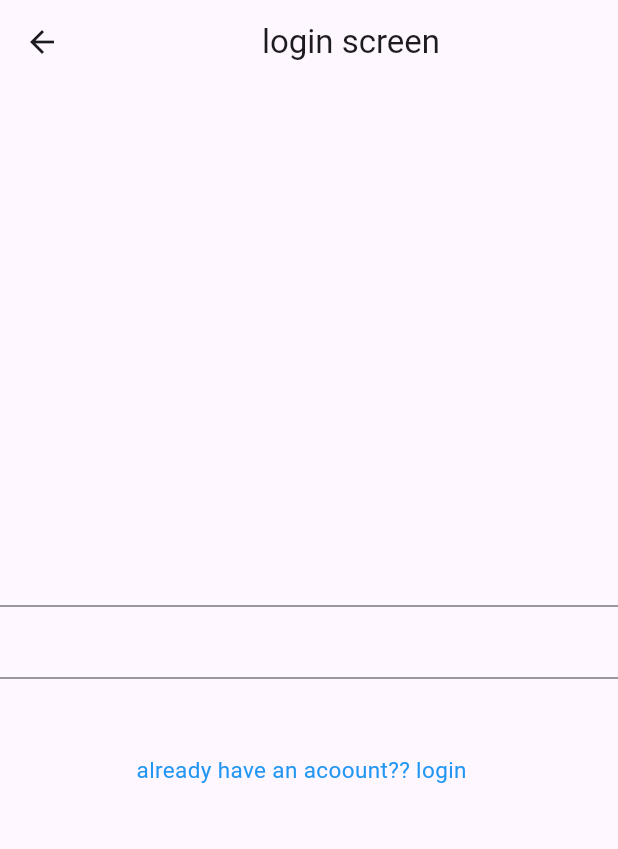
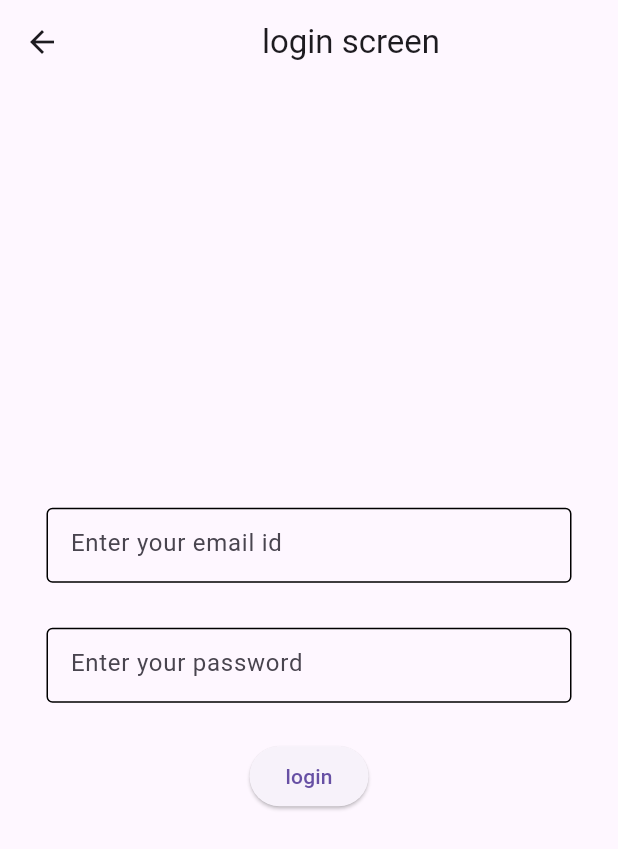
Before and after one commit to akhilbiju6/my_project, a Flutter app: the screen it shows after launch, after a tap on "already have an acoount?? login", on a phone screen of 412 x 824 dp. Shown: the top 849 px of the screen. Run offline on Flutter 3.47's test engine with Material 3 defaults, Android fonts, the phone set to English and light mode, and no system bars.

Commit message:
new implementations

```diff
--- a/lib/view/homescreen/home_screen.dart
+++ b/lib/view/homescreen/home_screen.dart
@@ -10,6 +10,10 @@ class HomeScreen extends StatefulWidget {
 class _HomeScreenState extends State<HomeScreen> {
   @override
   Widget build(BuildContext context) {
-    return Scaffold();
+    return Scaffold(
+      appBar: AppBar(
+        title: Center(child: Text("Homescreen")),
+      ),
+    );
   }
 }
--- a/lib/view/loginpage/login_page.dart
+++ b/lib/view/loginpage/login_page.dart
@@ -1,6 +1,7 @@
 // ignore_for_file: prefer_const_constructors
 
 import 'package:flutter/material.dart';
+import 'package:project_twitter/view/homescreen/home_screen.dart';
 import 'package:project_twitter/view/utils/colorconstants.dart';
 
 class LoginPage extends StatelessWidget {
@@ -16,34 +17,39 @@ class LoginPage extends StatelessWidget {
         child: Column(
           mainAxisAlignment: MainAxisAlignment.center,
           children: [
-            TextField(
-              decoration: InputDecoration(
-                 border: UnderlineInputBorder(
+          Container(
+            width: 350,
+            height: 50,
+            child: Center(
+              child: TextField(
+                decoration: InputDecoration(
+                  enabledBorder: OutlineInputBorder(),
+                  focusedBorder: OutlineInputBorder(),
+                  hintText: "Enter your email id",
 
+
+                   ),),
+            ),
+          ),
+          SizedBox(height: 30,), Container(
+            width: 350,
+            height: 50,
+            child: Center(
+              child: TextField(
+                decoration: InputDecoration(
+                  enabledBorder: OutlineInputBorder(),
+                  focusedBorder: OutlineInputBorder(),
+                  hintText: "Enter your password",
+
+
+                   ),),
+            ),
+          ),
+                 SizedBox(
+                  height: 25,
                  ),
-
-              ),
-            ), TextField(
-              decoration: InputDecoration(
-                 border: UnderlineInputBorder(
-
-                 )),),
-                 SizedBox(
-                  height: 50,
-                 ),
-                 Row(
-                  mainAxisAlignment: MainAxisAlignment.center,
-                   children: [
-                     Text("already have an acoount?? login",style: TextStyle(
-                      color:ColorConstants.mycustomblue,
-                      fontSize: 15
-                     ),),
-                     SizedBox(
-                      width: 10,
-                     ),
-
-                   ],
-                 )
+                ElevatedButton(onPressed: () => Navigator.push(context, MaterialPageRoute(builder: (context) => HomeScreen(),)),
+                 child: Text("login"))
           ],
         ),
       ),
--- a/lib/view/registrationscreen/registration_page.dart
+++ b/lib/view/registrationscreen/registration_page.dart
@@ -13,25 +13,106 @@ class RegistrationScreen extends StatelessWidget {
       appBar: AppBar(
         title: Center(child: Text("Registration screen")),
       ),
-      body: Center(
-        child: Column(
-          mainAxisAlignment: MainAxisAlignment.center,
+
+      body: Column(
+
+        mainAxisAlignment: MainAxisAlignment.start,
         children: [
-            TextField(
+        SizedBox(
+          height: 30,
+        ),
+           Container(
+            width: 350,
+            height: 50,
+            child: Center(
+              child: TextField(
                 decoration: InputDecoration(
-                 border: UnderlineInputBorder(
+                  enabledBorder: OutlineInputBorder(),
+                  focusedBorder: OutlineInputBorder(),
+                  hintText: "Enter your name",
 
+
+                   ),),
             ),
+          ),SizedBox(height: 10,),
+           Container(
+            width: 350,
+            height: 50,
+            child: Center(
+              child: TextField(
+                decoration: InputDecoration(
+                  enabledBorder: OutlineInputBorder(),
+                  focusedBorder: OutlineInputBorder(),
+                  hintText: "Enter your email id",
 
+
+                   ),),
             ),
-            ), TextField(
+          ),SizedBox(height: 10,),
+           Container(
+            width: 350,
+            height: 50,
+            child: Center(
+              child: TextField(
                 decoration: InputDecoration(
-                 border: UnderlineInputBorder(
+                  enabledBorder: OutlineInputBorder(),
+                  focusedBorder: OutlineInputBorder(),
+                  hintText: "Enter your password",
 
-                 )),),
+
+                   ),),
+            ),
+          ),
                SizedBox(
+                height: 10,
+               ),Container(
+            width: 350,
             height: 50,
+            child: Center(
+              child: TextField(
+                decoration: InputDecoration(
+                  enabledBorder: OutlineInputBorder(),
+                  focusedBorder: OutlineInputBorder(),
+                  hintText: "Enter your region",
+
+
+                   ),),
             ),
+          ),
+               SizedBox(
+                height: 10,),
+               Container(
+            width: 350,
+            height: 50,
+            child: Center(
+              child: TextField(
+                decoration: InputDecoration(
+                  enabledBorder: OutlineInputBorder(),
+                  focusedBorder: OutlineInputBorder(),
+                  hintText: "Favorite bike",
+
+
+                   ),),
+            ),
+          ),
+               SizedBox(
+                height: 10,),
+               Container(
+            width: 350,
+            height: 50,
+            child: Center(
+              child: TextField(
+                decoration: InputDecoration(
+                  enabledBorder: OutlineInputBorder(),
+                  focusedBorder: OutlineInputBorder(),
+                  hintText: "Enter your date of birth",
+
+
+                   ),),
+            ),
+          ),
+               SizedBox(
+                height: 10,),
                Row(
                 mainAxisAlignment: MainAxisAlignment.center,
                  children: [
@@ -40,7 +121,7 @@ class RegistrationScreen extends StatelessWidget {
                     LoginPage(),)),
                      child: Text("already have an acoount?? login",style: TextStyle(
                       color:ColorConstants.mycustomblue,
-                        fontSize: 15
+                      fontSize: 17
                      ),),
                    ),
                    SizedBox(
@@ -51,7 +132,6 @@ class RegistrationScreen extends StatelessWidget {
                )
         ],
       ),
-      ),
     );
   }
 }
```
Lines whose indentation alone changed are shown as unchanged.
